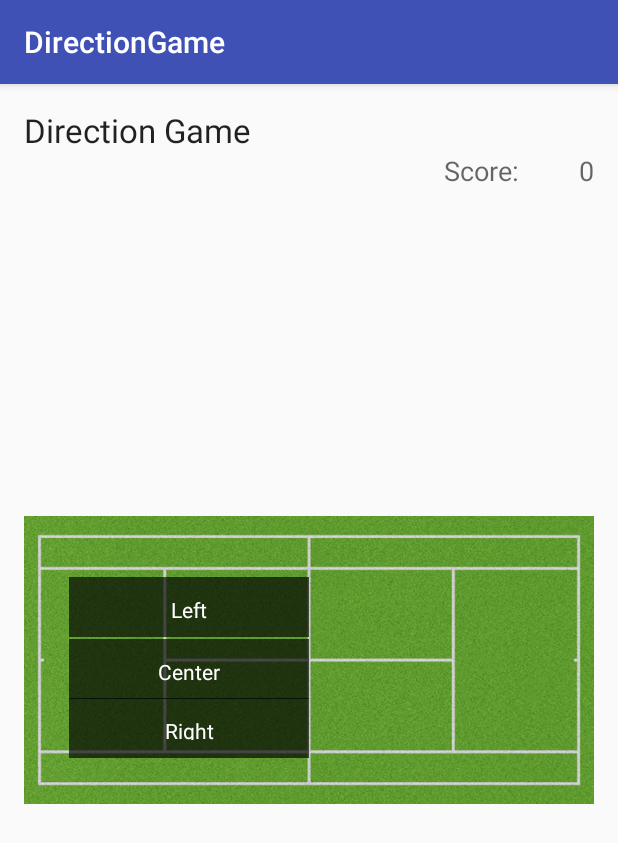
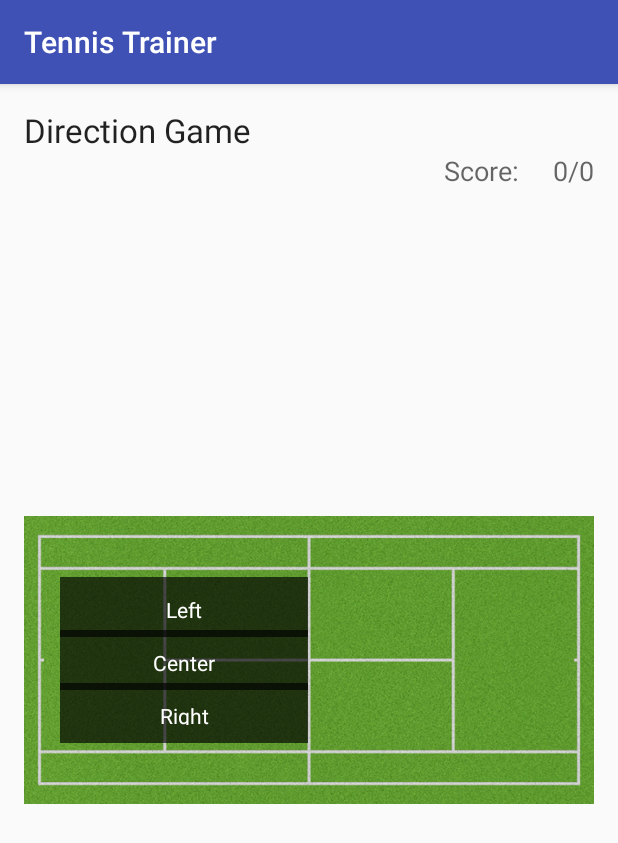
Before and after one commit to rachitpuri95/tennis-trainer-mobile, an Android app: the DirectionGame screen opened directly, with no data from a screen before it, on a phone screen of 412 x 824 dp. Shown: the top 843 px of the screen. Run offline under Robolectric (Android 15) with nearby library versions, the phone set to English and light mode, and no system bars; libraries missing offline, so code that uses them is left out: com.google.api.client.

Commit message:
working app final

```diff
--- a/app/src/main/java/com/example/rachitpuri/tennisandroidmobilevfinal/DirectionGame.java
+++ b/app/src/main/java/com/example/rachitpuri/tennisandroidmobilevfinal/DirectionGame.java
@@ -2,9 +2,11 @@ package com.example.rachitpuri.tennisandroidmobilevfinal;
 
 import android.app.AlertDialog;
 import android.content.DialogInterface;
+import android.content.Intent;
 import android.media.MediaPlayer;
 import android.os.AsyncTask;
 import android.os.Bundle;
+import android.os.Handler;
 import android.os.SystemClock;
 import android.support.v7.app.AppCompatActivity;
 import android.support.v7.widget.Toolbar;
@@ -24,8 +26,16 @@ import java.util.Random;
 import java.util.concurrent.ExecutionException;
 
 public class DirectionGame extends AppCompatActivity {
-TextView tvLeft, tvRight, tvCenter, score;
+TextView tvLeft, tvRight, tvCenter, score, correctness;
     static int[] tennisShots = new int[50];
+
+    Runnable mRunnable;
+    Handler mHandler;
+
+    @Override
+    public void onBackPressed() {
+        // your code. Do Nothing  HAHAHHAHA !
+    }
     @Override
     protected void onCreate(Bundle savedInstanceState) {
         super.onCreate(savedInstanceState);
@@ -60,9 +70,23 @@ TextView tvLeft, tvRight, tvCenter, score;
         tvCenter = (TextView) findViewById(R.id.tvCenter);
         tvRight=(TextView) findViewById(R.id.tvRight);
         score = (TextView) findViewById(R.id.tvScoreCount);
-        score.setText("0");
+        correctness=(TextView) findViewById(R.id.tvCorrectness);
+        correctness.setVisibility(View.INVISIBLE);
+         mHandler=new Handler();
+        score.setText("0/0");
         AlertDialog alert11 = builder1.create();
         alert11.show();
+
+
+        mRunnable=new Runnable() {
+
+            @Override
+            public void run() {
+                // TODO Auto-generated method stub
+                correctness.setVisibility(View.INVISIBLE); //If you want just hide the View. But it will retain space occupied by the View.
+               // correctness.setVisibility(View.GONE); //This will remove the View. and free s the space occupied by the View
+            }
+        };
     }
     class StartAPI extends AsyncTask<Void, Void, String> {
         @Override
@@ -83,14 +107,20 @@ TextView tvLeft, tvRight, tvCenter, score;
     }
 
     class GetData extends AsyncTask<Void, Void, String>{
+
+
+
+        int count;
+        int correct;
         @Override
         protected String doInBackground(Void... params) {
             HttpClient httpClient = new HttpClient();
             String apiUrl= "https://tennis-trainer.appspot.com/mobile/direction";
-            int count = 0;
+            count = 0;
             int failures = 0;
             int prevCount = -1;
-            int correct = 0;
+            correct = 0;
+
 
             while(count < 50) {
                 if (prevCount != count) {
@@ -143,26 +173,51 @@ TextView tvLeft, tvRight, tvCenter, score;
                     if( direction.equals("Left") && tennisShots[count] == 0 ||
                             direction.equals("Center") && tennisShots[count] == 1 ||
                                 direction.equals("Right") && tennisShots[count] == 2) {
+
                         Log.d(Constants.TAG, "Correct Shot!");
 
                         runOnUiThread(new Runnable() {
                             @Override
                             public void run() {
-                                score.setText(Integer.toString(Integer.parseInt((score.getText().toString())) + 1));
+                                count += 1;
+                                correct= correct+1;
+                                score.setText(Integer.toString(correct)+ "/"+Integer.toString(count)  );
+                                correctness.setVisibility(View.VISIBLE);
+                                correctness.setText("Correct!");
+
+                                mHandler.postDelayed(mRunnable,1000);
+
+
+
                             }
                         });
                     }
+                    else{
+                        runOnUiThread(new Runnable() {
+                            @Override
+                            public void run() {
+                                count += 1;
+                                score.setText(Integer.toString(correct)+ "/"+Integer.toString(count));
+                                correctness.setVisibility(View.VISIBLE);
+                                correctness.setText("Incorrect!");
+                                mHandler.postDelayed(mRunnable,1000);
 
-                    count += 1;
+
+
+                            }
+                        });
+                    }
                     failures = 0;
+
+
                 }
                 else {
                     failures += 1;
                 }
-                if (failures >= 120) {
+                if (failures >= 50) {  // Failure after 30 seconds of inactivity.
                     break;
                 }
-                int sleepTime = 400;    // in ms
+                int sleepTime = 600;    // in ms
                 SystemClock.sleep(sleepTime);
             }
             apiUrl = "https://tennis-trainer.appspot.com/data/end";
@@ -172,20 +227,36 @@ TextView tvLeft, tvRight, tvCenter, score;
 
         @Override
         protected void onPostExecute(String s) {
+
+
+
             AlertDialog.Builder builder1 = new AlertDialog.Builder(DirectionGame.this);
-            builder1.setMessage("Game Has Ended");
+            if(count < 50){
+                builder1.setMessage("Game Has Ended due to Inactivity. Your Score was: "+ score.getText().toString());
+            }
+            else{
+                builder1.setMessage("Well Done! Your score was: "+score.getText().toString() );
+            }
+
                 builder1.setPositiveButton(
-                    "Ok",
+                        "Return",
                         new DialogInterface.OnClickListener() {
                             public void onClick(DialogInterface dialog, int id) {
                                 //Call Start Game API
-
+                                Intent DepthPage = new Intent(DirectionGame.this, HomeActivity.class);
+                                DirectionGame.this.startActivity(DepthPage);
                                 dialog.cancel();
 
                             }
                         });
+
+
+            builder1.setCancelable(false);
+
+
             AlertDialog alert11 = builder1.create();
             alert11.show();
+
         }
     }
 }
--- a/app/src/main/res/layout/content_direction_game.xml
+++ b/app/src/main/res/layout/content_direction_game.xml
@@ -62,10 +62,10 @@
             android:src="@drawable/tcourt"
             />
         <TextView
-        android:layout_width="160dp"
+        android:layout_width="165dp"
         android:layout_height="40dp"
-        android:layout_marginTop="6dip"
-        android:layout_marginRight="80dp"
+
+        android:layout_marginRight="83dp"
         android:layout_gravity="center_horizontal|center_vertical"
         android:gravity="center"
         android:padding="12dip"
@@ -76,10 +76,10 @@
         android:text="Center" />
 
         <TextView
-            android:layout_width="160dp"
+            android:layout_width="165dp"
             android:layout_height="40dp"
-            android:layout_marginTop="45dip"
-            android:layout_marginRight="80dp"
+            android:layout_marginTop="35dip"
+            android:layout_marginRight="83dp"
             android:layout_gravity="center_horizontal|center_vertical"
 
             android:padding="12dip"
@@ -90,10 +90,10 @@
             android:text="Right" />
 
         <TextView
-            android:layout_width="160dp"
+            android:layout_width="165dp"
             android:layout_height="40dp"
             android:layout_marginBottom="35dip"
-            android:layout_marginRight="80dp"
+            android:layout_marginRight="83dp"
             android:layout_gravity="center_horizontal|center_vertical"
             android:id="@+id/tvLeft"
             android:padding="12dip"
@@ -104,6 +104,21 @@
 
 
 
+
+
+        <TextView
+            android:layout_width="160dp"
+            android:layout_height="wrap_content"
+            android:layout_marginTop="150dip"
+            android:layout_gravity="center_horizontal|center_vertical"
+            android:gravity="center"
+            android:padding="12dip"
+            android:textAppearance="?android:attr/textAppearanceLarge"
+            android:id="@+id/tvCorrectness"
+            android:text="Correct!" />
+
+
+
     </FrameLayout>
 
 
--- a/app/src/main/res/values/strings.xml
+++ b/app/src/main/res/values/strings.xml
@@ -1,6 +1,6 @@
 <resources>
     <string name="app_name">Tennis Trainer</string>
-    <string name="title_activity_user_homepage">userHomepage</string>
-    <string name="title_activity_home">HomeActivity</string>
-    <string name="title_activity_direction_game">DirectionGame</string>
+    <string name="title_activity_user_homepage">Tennis Trainer</string>
+    <string name="title_activity_home">Tennis Trainer </string>
+    <string name="title_activity_direction_game">Tennis Trainer</string>
 </resources>
```
Also changed, not shown: app/src/main/AndroidManifest.xml (+9 -2 lines), app/src/main/res/layout/activity_depth_training.xml (+8 -0 lines). Lines whose indentation alone changed are shown as unchanged.
